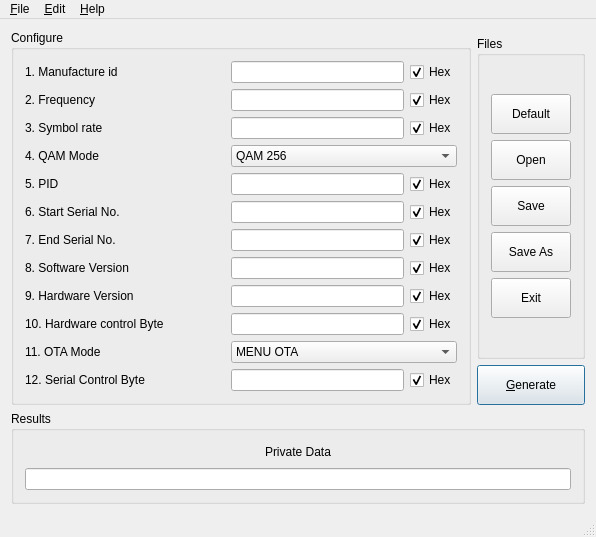
This is mainwindow.ui in Qunero/A35BytesPrivateDataGenerator as Qt 5 draws it before an edit. The edited form follows.
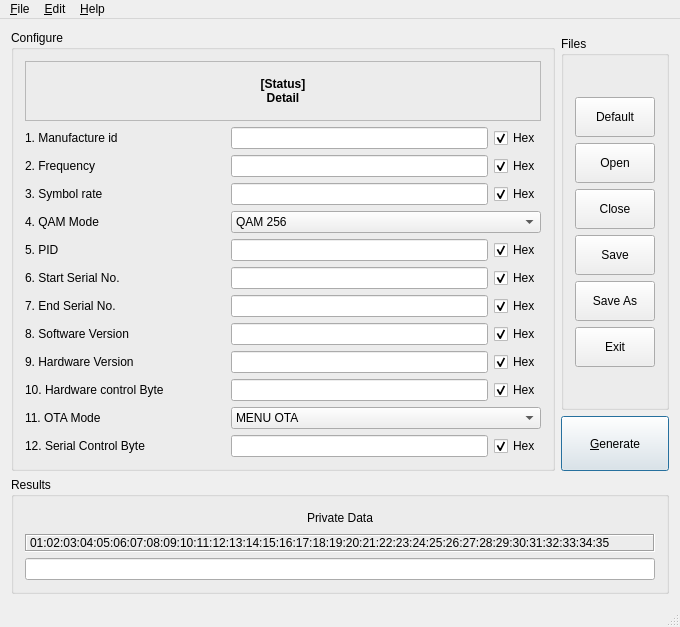
This is the edited form.

Commit message: 1. added input mask,deleted place show a _; 2. refined functions to setEnable for Generate; 3. Improved the UI; 4. complete the functions to convert dec to hex while unchecked the Checkbox

```diff
--- a/mainwindow.ui
+++ b/mainwindow.ui
@@ -6,8 +6,8 @@
    <rect>
     <x>0</x>
     <y>0</y>
-    <width>596</width>
-    <height>524</height>
+    <width>670</width>
+    <height>593</height>
    </rect>
   </property>
   <property name="windowTitle">
@@ -21,6 +21,44 @@
        <string>Configure</string>
       </property>
       <layout class="QVBoxLayout" name="verticalLayout_4">
+       <item>
+        <widget class="QLabel" name="label_notice">
+         <property name="sizePolicy">
+          <sizepolicy hsizetype="Preferred" vsizetype="Preferred">
+           <horstretch>0</horstretch>
+           <verstretch>0</verstretch>
+          </sizepolicy>
+         </property>
+         <property name="minimumSize">
+          <size>
+           <width>460</width>
+           <height>60</height>
+          </size>
+         </property>
+         <property name="font">
+          <font>
+           <weight>75</weight>
+           <bold>true</bold>
+          </font>
+         </property>
+         <property name="frameShape">
+          <enum>QFrame::StyledPanel</enum>
+         </property>
+         <property name="frameShadow">
+          <enum>QFrame::Sunken</enum>
+         </property>
+         <property name="text">
+          <string>[Status]
+Detail</string>
+         </property>
+         <property name="scaledContents">
+          <bool>false</bool>
+         </property>
+         <property name="alignment">
+          <set>Qt::AlignCenter</set>
+         </property>
+        </widget>
+       </item>
        <item>
         <layout class="QVBoxLayout" name="verticalLayout">
          <item>
@@ -620,6 +658,31 @@
            </property>
           </widget>
          </item>
+         <item>
+          <widget class="QPushButton" name="pushButton_close">
+           <property name="sizePolicy">
+            <sizepolicy hsizetype="Minimum" vsizetype="Preferred">
+             <horstretch>0</horstretch>
+             <verstretch>0</verstretch>
+            </sizepolicy>
+           </property>
+           <property name="minimumSize">
+            <size>
+             <width>0</width>
+             <height>40</height>
+            </size>
+           </property>
+           <property name="maximumSize">
+            <size>
+             <width>16777215</width>
+             <height>40</height>
+            </size>
+           </property>
+           <property name="text">
+            <string>Close</string>
+           </property>
+          </widget>
+         </item>
          <item>
           <widget class="QPushButton" name="pushButton_save">
            <property name="sizePolicy">
@@ -721,7 +784,7 @@
       <property name="title">
        <string>Results</string>
       </property>
-      <layout class="QVBoxLayout" name="verticalLayout_2">
+      <layout class="QVBoxLayout" name="verticalLayout_6">
        <item>
         <layout class="QHBoxLayout" name="horizontalLayout_13">
          <item>
@@ -760,17 +823,49 @@
         </layout>
        </item>
        <item>
-        <widget class="QLineEdit" name="lineEdit_result">
-         <property name="sizePolicy">
-          <sizepolicy hsizetype="Expanding" vsizetype="Minimum">
-           <horstretch>0</horstretch>
-           <verstretch>0</verstretch>
-          </sizepolicy>
-         </property>
-         <property name="readOnly">
-          <bool>true</bool>
-         </property>
-        </widget>
+        <layout class="QVBoxLayout" name="verticalLayout_2">
+         <item>
+          <widget class="QLabel" name="label_index">
+           <property name="minimumSize">
+            <size>
+             <width>630</width>
+             <height>0</height>
+            </size>
+           </property>
+           <property name="frameShape">
+            <enum>QFrame::Box</enum>
+           </property>
+           <property name="frameShadow">
+            <enum>QFrame::Sunken</enum>
+           </property>
+           <property name="text">
+            <string>01:02:03:04:05:06:07:08:09:10:11:12:13:14:15:16:17:18:19:20:21:22:23:24:25:26:27:28:29:30:31:32:33:34:35</string>
+           </property>
+           <property name="indent">
+            <number>-1</number>
+           </property>
+          </widget>
+         </item>
+         <item>
+          <widget class="QLineEdit" name="lineEdit_result">
+           <property name="sizePolicy">
+            <sizepolicy hsizetype="Expanding" vsizetype="Preferred">
+             <horstretch>0</horstretch>
+             <verstretch>0</verstretch>
+            </sizepolicy>
+           </property>
+           <property name="minimumSize">
+            <size>
+             <width>628</width>
+             <height>0</height>
+            </size>
+           </property>
+           <property name="readOnly">
+            <bool>true</bool>
+           </property>
+          </widget>
+         </item>
+        </layout>
        </item>
       </layout>
      </widget>
@@ -810,7 +905,7 @@
     <rect>
      <x>0</x>
      <y>0</y>
-     <width>596</width>
+     <width>670</width>
      <height>19</height>
     </rect>
    </property>
```
The commit also changes 3 other files.
